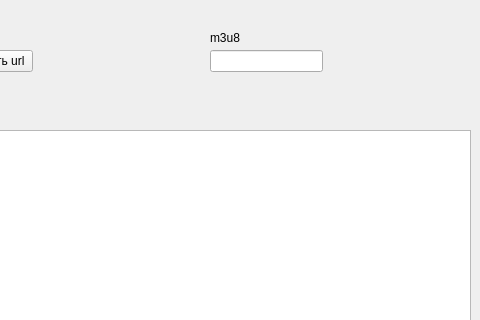
The window that mainwindow.ui (vcore486-afk/LiveTvGUI) describes before a commit, drawn with Qt 5; both pictures show x 320 to 800 and y 0 to 320 of the 800 by 600 pixel window.
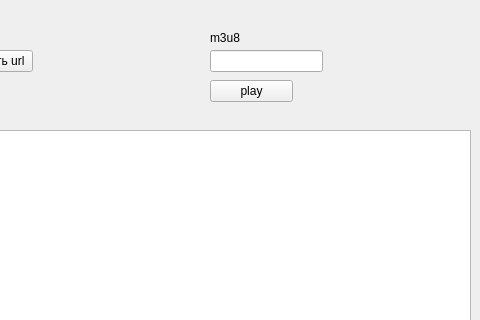
The same window after the commit. Icons and pictures are not drawn.

Commit message: добавлена кнопка запуска url на kodi 	изменено:      mainwindow.cpp 	изменено:      mainwindow.h 	изменено:      mainwindow.ui

```diff
--- a/mainwindow.ui
+++ b/mainwindow.ui
@@ -100,6 +100,19 @@
      </rect>
     </property>
    </widget>
+   <widget class="QPushButton" name="playurl">
+    <property name="geometry">
+     <rect>
+      <x>530</x>
+      <y>80</y>
+      <width>83</width>
+      <height>22</height>
+     </rect>
+    </property>
+    <property name="text">
+     <string>play</string>
+    </property>
+   </widget>
   </widget>
   <widget class="QMenuBar" name="menubar">
    <property name="geometry">
```
The commit also changes 2 other files.
